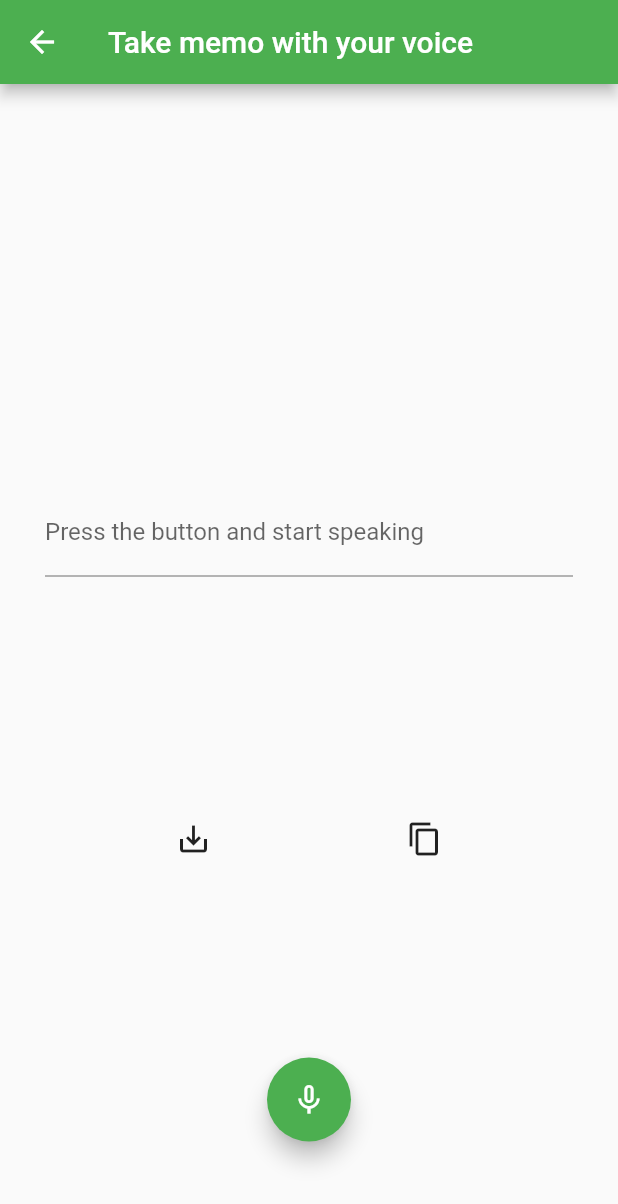
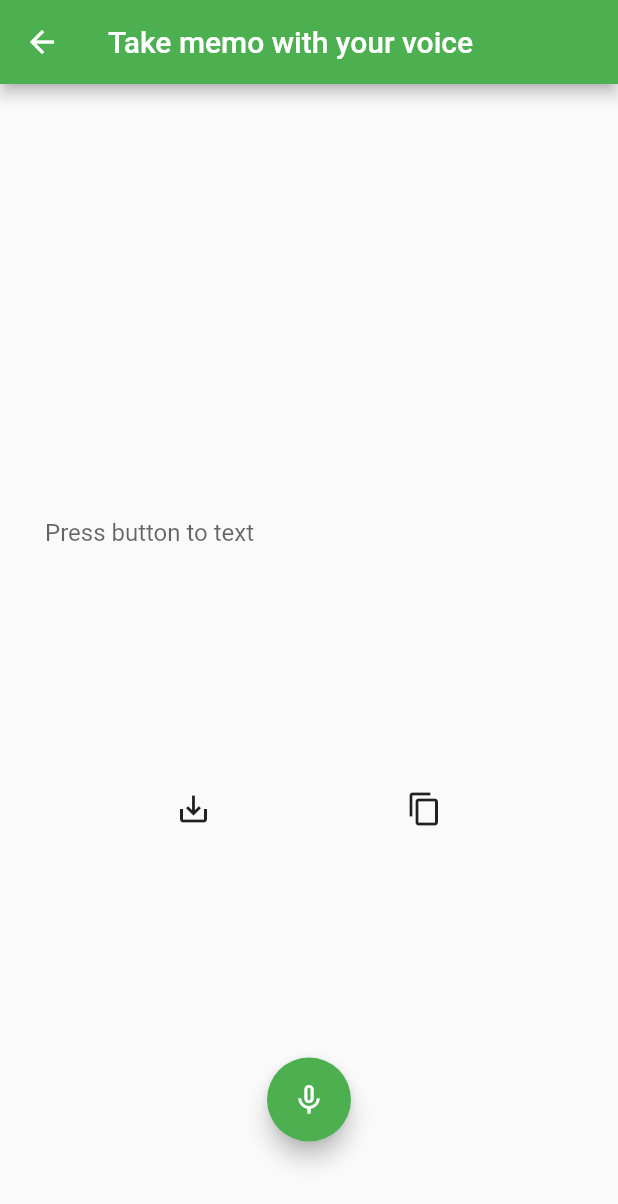
Before and after one commit to Keiji-morita/i-Listner-forfebularyHackathon, a Flutter app: the voiceTexter screen opened directly, on a phone screen of 412 x 824 dp. Shown: the top 1204 px of the screen. Run offline on Flutter 3.47's test engine with Material 2 defaults, Android fonts, the phone set to English and light mode, and no system bars; drawn by our look-alikes of avatar_glow; our stand-ins replace firebase_auth, flutter_riverpod, permission_handler, speech_to_text, sqflite; missing offline and left inert: clipboard, highlight_text; accounts and stored records are empty.

Commit message:
statefulwidget使うかも

```diff
--- a/lib/presentation/pages/memoArea.dart
+++ b/lib/presentation/pages/memoArea.dart
@@ -7,8 +7,6 @@ import 'package:flutter_riverpod/flutter_riverpod.dart';
 
 class memoArea extends ConsumerWidget {
   const memoArea({Key? key}) : super(key: key);
-
-
 
   @override
   Widget build(BuildContext context, WidgetRef ref) {
@@ -34,7 +32,7 @@ class memoArea extends ConsumerWidget {
               },
             child: SizedBox(
               height: 70,
-             child: Card(
+              child: Card(
                 child: Center(
                   child: Text(memo.content),
                 )
--- a/lib/presentation/pages/voiceTexter.dart
+++ b/lib/presentation/pages/voiceTexter.dart
@@ -6,6 +6,7 @@ import 'package:secondfebproject/presentation/notifire/memo_notifire.dart';
 import 'package:speech_to_text/speech_to_text.dart' as stt;
 import 'package:clipboard/clipboard.dart';
 import 'package:flutter_riverpod/flutter_riverpod.dart';
+import 'package:highlight_text/highlight_text.dart';
 
 import '../notifire/memo_notifire.dart';
 import '../notifire/memo_notifire.dart';
@@ -20,6 +21,7 @@ class voiceTexter extends ConsumerStatefulWidget {
 }
 
 class _voiceTexterState extends ConsumerState<voiceTexter> {
+
   late stt.SpeechToText _speech;
   bool _isListening = false;
   String _localeId = '';
@@ -49,7 +51,7 @@ class _voiceTexterState extends ConsumerState<voiceTexter> {
   Widget build(BuildContext context) {
       late stt.SpeechToText _speech;
       bool _isListening = false;
-      String _localeId = '';
+      String _text = '';
       bool isKeepButtonActive = false;
       late TextEditingController controller = TextEditingController();
 
@@ -81,11 +83,11 @@ class _voiceTexterState extends ConsumerState<voiceTexter> {
         Container(
              padding: const EdgeInsets.fromLTRB(30.0, 30.0, 30.0, 150.0),
              child: TextField(
-                                decoration: const InputDecoration(
-                                label: Text('Press the button and start speaking'),
+            decoration: new InputDecoration.collapsed(
+            hintText: 'Press button to text'
               ),
               controller: controller
-                          )
+            ),
         ),
 
 
@@ -99,10 +101,8 @@ class _voiceTexterState extends ConsumerState<voiceTexter> {
                   child: IconButton(
                       icon: const Icon(Icons.save_alt),
                       onPressed: () async{
-
-
                         notifier.addMemo(controller.text);
-                        Navigator.pop(context);
+                        Navigator.pop(context).pop(controller.text);
                       }
                   ),
                 ),
@@ -156,6 +156,4 @@ class _voiceTexterState extends ConsumerState<voiceTexter> {
 
 
 
-//アプリをもう一度立ち上げた時でもメモのデータが消えないようにする
 //disableを使ってメモの削除とコピーを選択できるようにする
-//アプリのアイコンをデザインする
--- a/pubspec.yaml
+++ b/pubspec.yaml
@@ -47,6 +47,7 @@ dependencies:
   riverpod: ^1.0.3
   flutter_riverpod: ^1.0.4
   sqflite: ^2.0.3
+  highlight_text: ^1.4.0
 
 flutter_icons:
   android: true
```
Also changed, not shown: pubspec.lock. Lines whose indentation alone changed are shown as unchanged.
